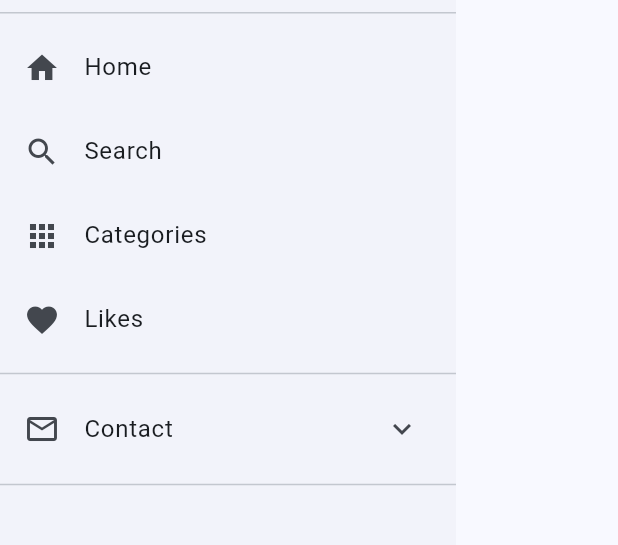
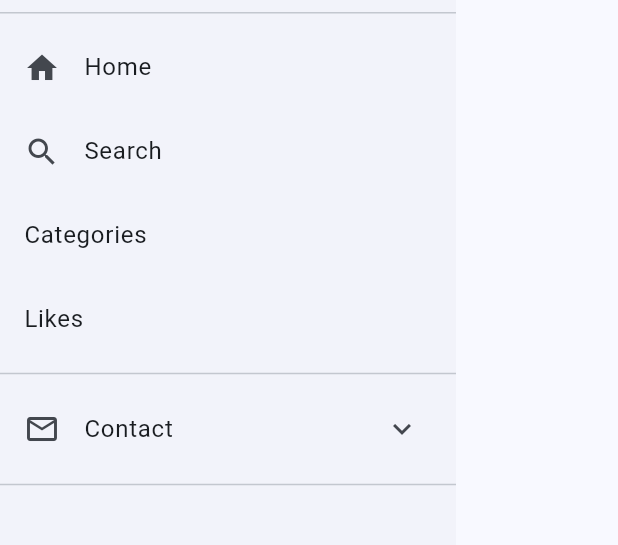
Before and after one commit to skater2014/my_first_app, a Flutter app: the GwSideDrawer widget shown alone on an empty page, opened directly, on a phone screen of 412 x 824 dp, the part 228-773 px from its top. Run offline on Flutter 3.47's test engine with Material 3 defaults, Android fonts, the phone set to English and light mode, and no system bars; our stand-ins replace cached_network_image, firebase_analytics, firebase_core, flutter_html, shared_preferences, visibility_detector and 2 more; accounts and stored records are empty; network calls fail.

```diff
--- a/lib/widgets/gw_side_drawer.dart
+++ b/lib/widgets/gw_side_drawer.dart
@@ -39,16 +39,10 @@ class GwSideDrawer extends StatelessWidget {
               title: const Text('Search'),
               onTap: () => Navigator.pop(context),
             ),
-            ListTile(
-              leading: const Icon(Icons.apps),
-              title: const Text('Categories'),
-              onTap: () => Navigator.pop(context),
-            ),
-            ListTile(
-              leading: const Icon(Icons.favorite),
-              title: const Text('Likes'),
-              onTap: () => Navigator.pop(context),
-            ),
+
+            // アイコン無しにするなら leading を消す（または null）
+            ListTile(title: const Text('Categories'), onTap: () => Navigator.pop(context)),
+            ListTile(title: const Text('Likes'), onTap: () => Navigator.pop(context)),
 
             const Divider(),
 
```
Also changed, not shown: 38 other files.
